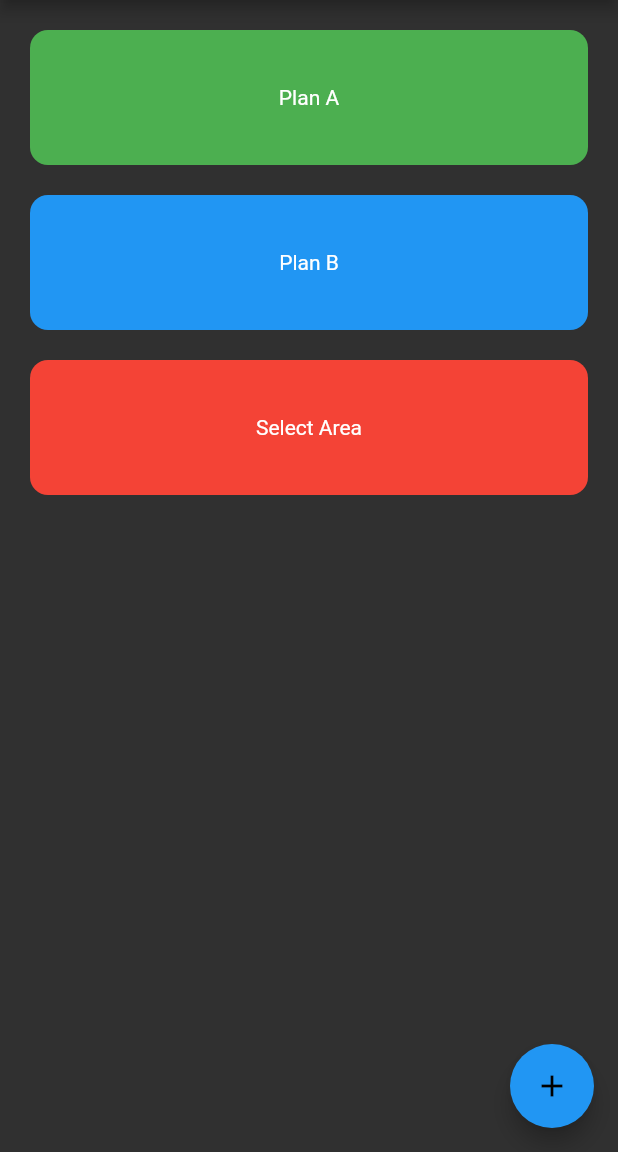
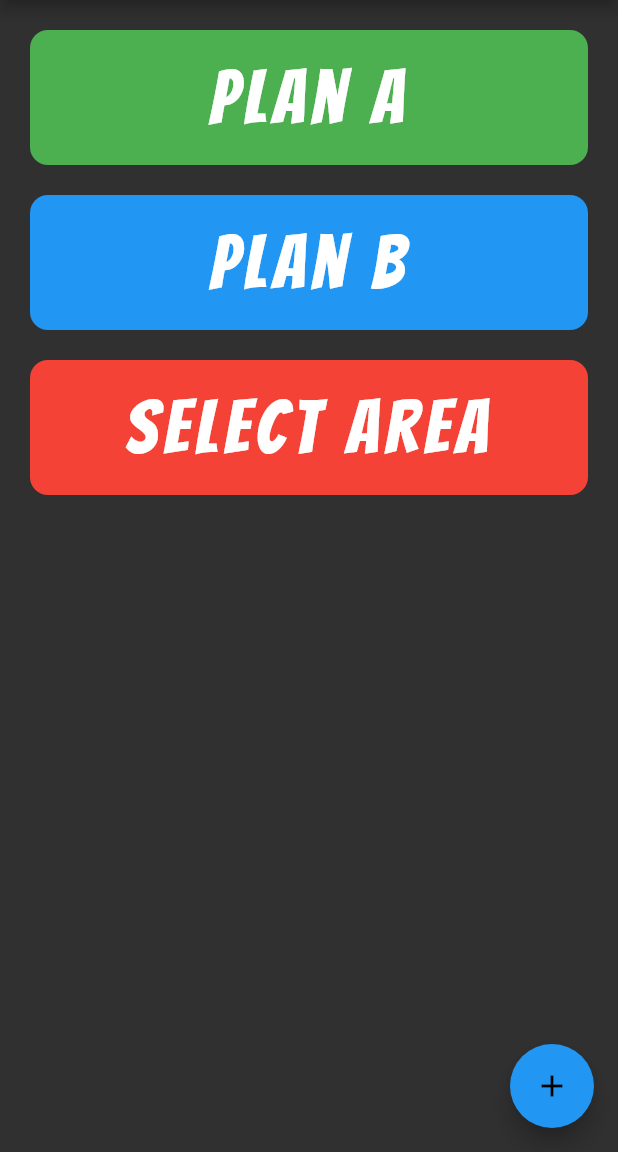
Before and after one commit to shaishalevss/my_workout_app, a Flutter app: the screen it shows after launch, on a phone screen of 412 x 824 dp, the part 84-1236 px from its top. Run offline on Flutter 3.47's test engine with Material 2 defaults, Android fonts, the phone set to English and light mode, and no system bars.

Commit message:
added fonts.

```diff
--- /dev/null
+++ b/lib/constants.dart
@@ -0,0 +1,3 @@
+import 'package:flutter/material.dart';
+
+const kWorkoutLabelTextStyle = TextStyle(fontSize: 50.0, fontFamily: 'Bangers', letterSpacing: 4.0);
--- a/lib/screens/home_screen.dart
+++ b/lib/screens/home_screen.dart
@@ -1,5 +1,6 @@
 import 'package:flutter/material.dart';
 import 'package:my_workout/components/timerDisplay.dart';
+import 'package:my_workout/constants.dart';
 
 class HomeScreen extends StatefulWidget {
   @override
@@ -51,8 +52,7 @@ class _HomeScreenState extends State<HomeScreen> {
                 color: Colors.green,
                 borderRadius: BorderRadius.all(Radius.circular(12.0)),
               ),
-              child: Text('Plan A', textAlign: TextAlign.center,
-              ),
+              child: Text('Plan A', textAlign: TextAlign.center,style: kWorkoutLabelTextStyle),
             ),Container(
               width: double.infinity,
               height: 90.0,
@@ -62,8 +62,7 @@ class _HomeScreenState extends State<HomeScreen> {
                 color: Colors.blue,
                 borderRadius: BorderRadius.all(Radius.circular(12.0)),
               ),
-              child: Text('Plan B', textAlign: TextAlign.center,
-              ),
+              child: Text('Plan B', textAlign: TextAlign.center,style: kWorkoutLabelTextStyle),
             ),Container(
               width: double.infinity,
               height: 90.0,
@@ -73,8 +72,7 @@ class _HomeScreenState extends State<HomeScreen> {
                 color: Colors.red,
                 borderRadius: BorderRadius.all(Radius.circular(12.0)),
               ),
-              child: Text('Select Area', textAlign: TextAlign.center,
-              ),
+              child: Text('Select Area', textAlign: TextAlign.center,style: kWorkoutLabelTextStyle,),
             ),
           ],
         ),
--- a/pubspec.yaml
+++ b/pubspec.yaml
@@ -26,3 +26,9 @@ flutter:
     - family: Quantico
       fonts:
         - asset: fonts/Quantico-BoldItalic.ttf
+    - family: FingerPaint
+      fonts:
+        - asset: fonts/FingerPaint-Regular.ttf
+    - family: Bangers
+      fonts:
+        - asset: fonts/Bangers-Regular.ttf
```
Also changed, not shown: fonts/Bangers-Regular.ttf (added), fonts/FingerPaint-Regular.ttf (added).
